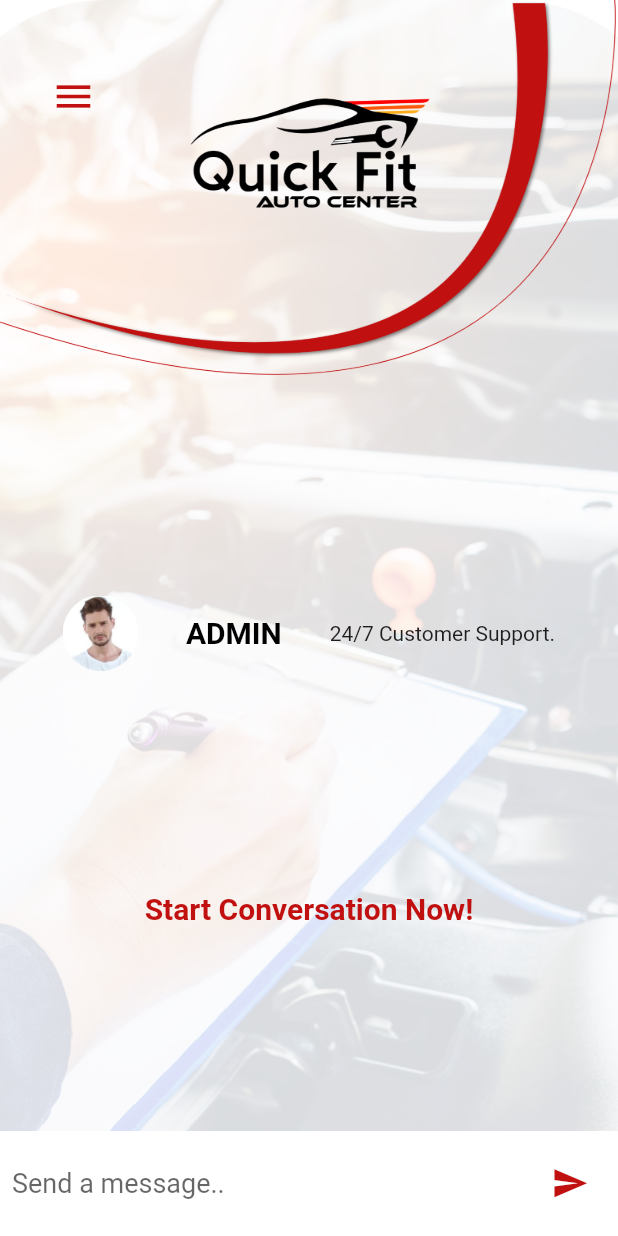
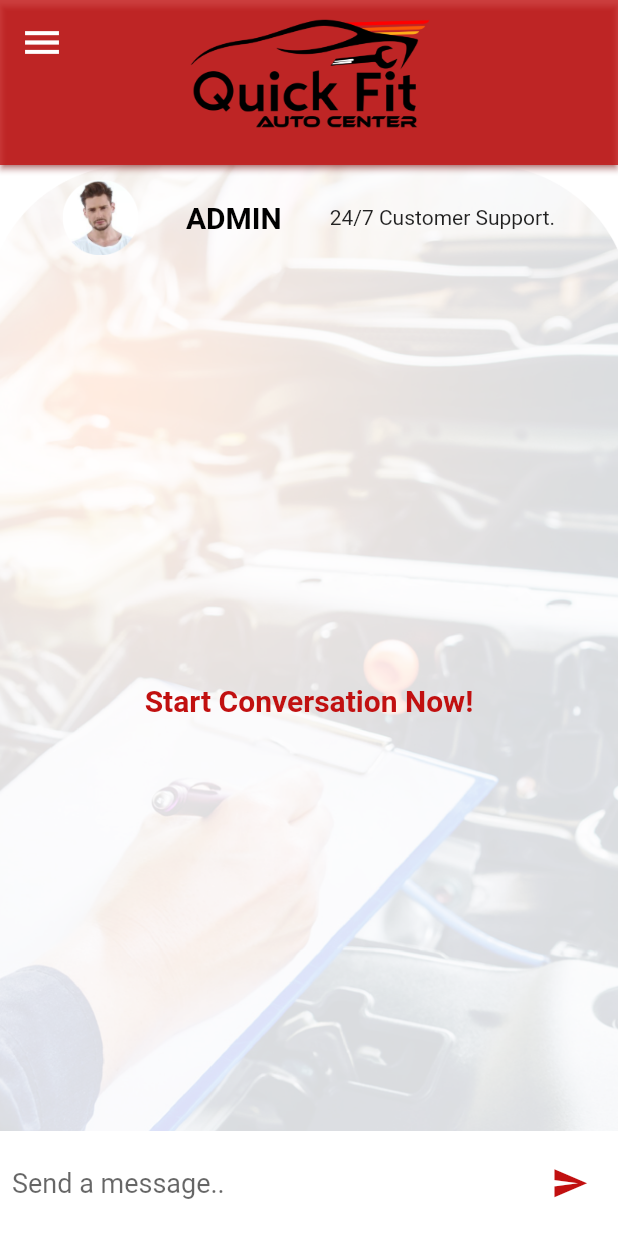
Before and after one commit to seeebbii/quickfit, a Flutter app: the ChatScreen screen opened directly, on a phone screen of 412 x 824 dp. Run offline on Flutter 3.47's test engine with Material 2 defaults, Android fonts, the light colour scheme and no system bars; our stand-ins replace cached_network_image, fluttertoast, geolocator, google_maps_flutter, image_picker, shared_preferences; missing offline and left inert: awesome_loader, flutter_statusbarcolor; accounts and stored records are empty.

Commit message:
Final Product

```diff
--- a/lib/bottom_nav_screens/ChatScreen.dart
+++ b/lib/bottom_nav_screens/ChatScreen.dart
@@ -86,6 +86,34 @@ class _ChatScreenState extends State<ChatScreen> {
   Widget build(BuildContext context) {
     return SafeArea(
       child: Scaffold(
+        appBar: PreferredSize(
+          preferredSize: Size.fromHeight(110.0),
+          child: AppBar(
+            leading: IconButton(
+              color: Colors.white,
+              onPressed: () {
+                Scaffold.of(context).openDrawer();
+              },
+              icon: Icon(
+                Icons.menu,
+                size: 30,
+              ),
+            ),
+            elevation: 1.65,
+            backgroundColor: Color(0xFFC11010).withOpacity(0.8),
+            centerTitle: true,
+            flexibleSpace: FlexibleSpaceBar(
+              centerTitle: true,
+              title: Image.asset(
+                  'assets/images/quickFitColored.png',
+                  height: 100,
+                  width: 200,
+                  fit: BoxFit.fill
+              ),
+            ),
+            shadowColor:Color(0xFFC11010),
+          ),
+        ),
         body: Stack(
           children: [
             Center(
@@ -99,33 +127,6 @@ class _ChatScreenState extends State<ChatScreen> {
             Column(
               mainAxisAlignment: MainAxisAlignment.spaceBetween,
               children: [
-                Stack(
-                  children: [
-                    Align(
-                        alignment: Alignment.topCenter,
-                        child: Image.asset(
-                          'assets/images/quickFitColored.png',
-                          height: 200,
-                          width: 200,
-                        )),
-                    Image.asset('assets/components/darkLine.png', height: 240),
-                    Image.asset('assets/components/dimLine.png', height: 250),
-                    Positioned(
-                      top: 40,
-                      left: 25,
-                      child: IconButton(
-                        color: Color(0xFFC11010),
-                        onPressed: () {
-                          Scaffold.of(context).openDrawer();
-                        },
-                        icon: Icon(
-                          Icons.menu,
-                          size: 30,
-                        ),
-                      ),
-                    ),
-                  ],
-                ),
                 // TODO Chat HERE
                 Container(
                   padding: const EdgeInsets.all(10),
```
Also changed, not shown: lib/bottom_nav_screens/HomeScreen.dart (+6 -6 lines), lib/bottom_nav_screens/OffersScreen.dart (+4 -3 lines), lib/bottom_nav_screens/ProfileScreen.dart (+13 -13 lines), lib/bottom_nav_screens/ServicesScreen.dart (+6 -6 lines), lib/ui/DrawerItems.dart (+12 -11 lines), pubspec.lock. Lines whose indentation alone changed are shown as unchanged.
